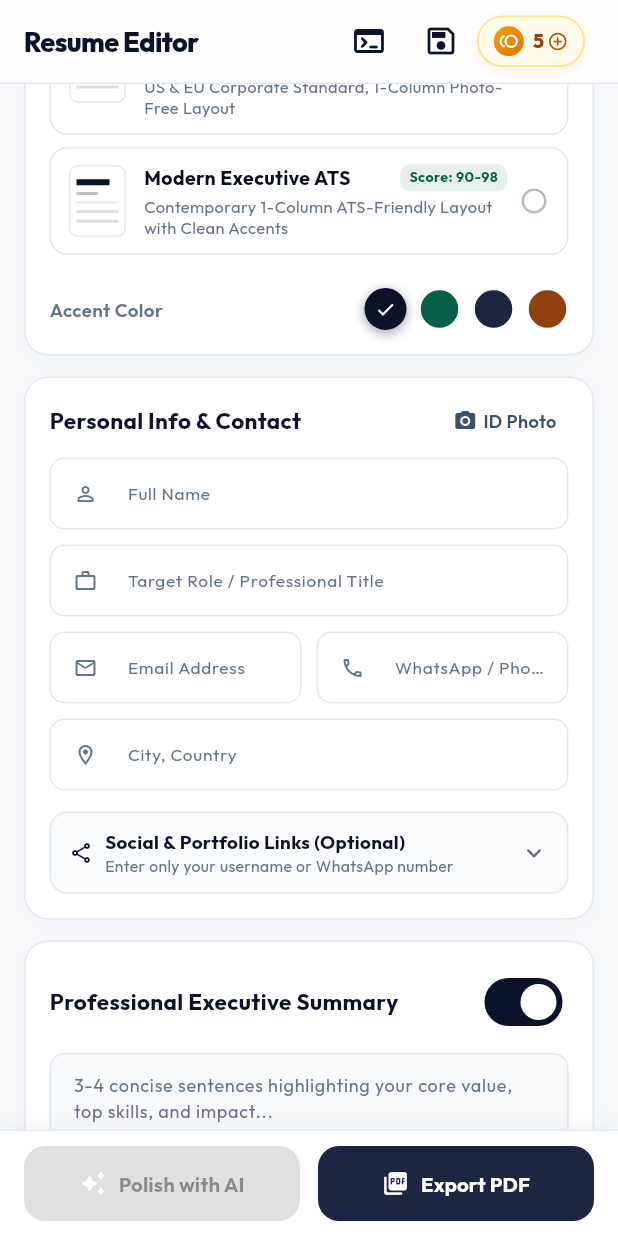
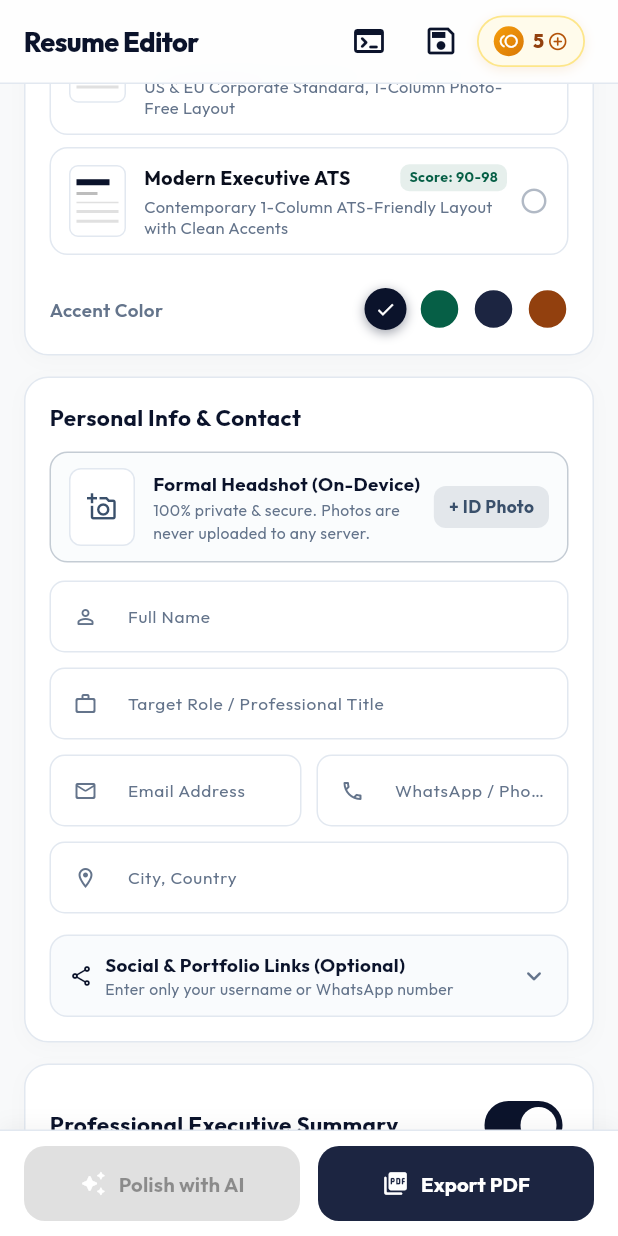
Before and after one commit to deniadamsf/resumer, a Flutter app: the CvEditorScreen screen opened directly, scrolled down 576 dp, on a phone screen of 412 x 824 dp. Run offline on Flutter 3.47's test engine with Material 3 defaults, Android fonts, the phone set to English and light mode, and no system bars; our stand-ins replace flutter_native_splash, google_fonts, google_mobile_ads, google_sign_in, image_picker, in_app_purchase and 4 more; accounts and stored records are empty; network calls fail.

Commit message:
fix: coin balance reset bug & photo UI upgrade (v1.0.9+10)
- Fix critical coin reset: remove forced 1000-coin clamp in CoinController.getBalance()
- Fix mobile coin reset: make checkDeveloperGrant strictly one-time only
- Remove redundant checkDeveloperGrant call from refreshBalance()
- Add photo pre-validation and stale path cleanup in CvProfileManager
- Redesign photo upload UI with prominent empty/preview/disabled states
- Add photo_disabled_template_hint translations (id/en)
- Bump version to 1.0.9+10

```diff
--- a/mobile/assets/lang/en_US.json
+++ b/mobile/assets/lang/en_US.json
@@ -193,6 +193,7 @@
     "add_bullet_point": "Add Achievement Point",
     "photo_saved_locally": "Photo Stored (Locally on Device)",
     "photo_secure_badge": "0 Byte Server Load • Secure & Private",
+    "photo_disabled_template_hint": "This template (Western Strict ATS) intentionally omits photos per US/UK international standards.",
     "delete_photo_tooltip": "Remove Photo",
     "profile_saved_snack": "Profile saved successfully",
     "add_hobby_tooltip": "Add Hobby",
--- a/mobile/assets/lang/id_ID.json
+++ b/mobile/assets/lang/id_ID.json
@@ -193,6 +193,7 @@
     "add_bullet_point": "Tambah Poin Capaian",
     "photo_saved_locally": "Pas Foto Tersimpan (Lokal HP)",
     "photo_secure_badge": "0 Byte Server Load • Aman & Privat",
+    "photo_disabled_template_hint": "Template ini (Western Strict ATS) sengaja tidak menggunakan pas foto sesuai standar internasional US/UK.",
     "delete_photo_tooltip": "Hapus Foto",
     "profile_saved_snack": "Profil berhasil disimpan",
     "add_hobby_tooltip": "Tambah Hobi",
--- a/mobile/lib/features/cv_editor/widgets/personal_info_section.dart
+++ b/mobile/lib/features/cv_editor/widgets/personal_info_section.dart
@@ -71,6 +71,16 @@ class _PersonalInfoSectionState extends State<PersonalInfoSection> {
     } catch (_) {}
   }
 
+  bool get _hasValidPhoto {
+    final path = widget.localPhotoPath;
+    if (path == null || path.isEmpty) return false;
+    try {
+      return File(path).existsSync();
+    } catch (_) {
+      return false;
+    }
+  }
+
   @override
   Widget build(BuildContext context) {
     return Container(
@@ -106,14 +116,20 @@ class _PersonalInfoSectionState extends State<PersonalInfoSection> {
                 ),
               ),
               const SizedBox(width: 8),
-              if (widget.showPhotoOption) _buildPhotoPickerBtn(context),
+              if (widget.showPhotoOption && _hasValidPhoto) _buildPhotoPickerBtn(context),
             ],
           ),
-          if (widget.showPhotoOption && widget.localPhotoPath != null) ...[
           const SizedBox(height: 12),
-            _buildPhotoPreview(context),
+          if (widget.showPhotoOption) ...[
+            if (_hasValidPhoto)
+              _buildPhotoPreview(context)
+            else
+              _buildPhotoEmptyState(context),
+            const SizedBox(height: 12),
+          ] else ...[
+            _buildNoPhotoNotice(),
+            const SizedBox(height: 12),
           ],
-          const SizedBox(height: 12),
           _buildField('form.full_name'.tr, widget.nameController, Icons.person_outline_rounded),
           const SizedBox(height: 10),
           _buildField('form.professional_title'.tr, widget.titleController, Icons.work_outline_rounded),
@@ -252,11 +268,12 @@ class _PersonalInfoSectionState extends State<PersonalInfoSection> {
       child: Padding(
         padding: const EdgeInsets.symmetric(horizontal: 8, vertical: 4),
         child: Row(
+          mainAxisSize: MainAxisSize.min,
           children: [
-            const Icon(Icons.camera_alt_rounded, size: 16, color: AppColors.accentSteel),
+            const Icon(Icons.camera_alt_rounded, size: 15, color: AppColors.accentSteel),
             const SizedBox(width: 4),
             Text(
-              widget.localPhotoPath != null ? 'form.photo_change'.tr : 'form.photo_btn'.tr,
+              'form.photo_change'.tr,
               style: GoogleFonts.outfit(
                 fontSize: 12,
                 fontWeight: FontWeight.w600,
@@ -269,15 +286,109 @@ class _PersonalInfoSectionState extends State<PersonalInfoSection> {
     );
   }
 
+  Widget _buildPhotoEmptyState(BuildContext context) {
+    return InkWell(
+      onTap: () => _pickPhoto(context),
+      borderRadius: BorderRadius.circular(12),
+      child: Container(
+        padding: const EdgeInsets.symmetric(horizontal: 12, vertical: 10),
+        decoration: BoxDecoration(
+          color: AppColors.subtleSlateTint.withValues(alpha: 0.35),
+          borderRadius: BorderRadius.circular(12),
+          border: Border.all(
+            color: AppColors.accentSteel.withValues(alpha: 0.28),
+            width: 1,
+          ),
+        ),
+        child: Row(
+          children: [
+            Container(
+              width: 44,
+              height: 52,
+              decoration: BoxDecoration(
+                color: Colors.white,
+                borderRadius: BorderRadius.circular(8),
+                border: Border.all(color: AppColors.borderHairline),
+              ),
+              child: const Icon(
+                Icons.add_a_photo_outlined,
+                size: 20,
+                color: AppColors.accentSteel,
+              ),
+            ),
+            const SizedBox(width: 12),
+            Expanded(
+              child: Column(
+                crossAxisAlignment: CrossAxisAlignment.start,
+                children: [
+                  Text(
+                    'form.photo_label'.tr,
+                    style: GoogleFonts.outfit(
+                      fontSize: 12.5,
+                      fontWeight: FontWeight.w700,
+                      color: AppColors.midnightNavy,
+                    ),
+                  ),
+                  const SizedBox(height: 2),
+                  Text(
+                    'form.photo_notice'.tr,
+                    style: GoogleFonts.outfit(
+                      fontSize: 10.5,
+                      color: AppColors.textSecondary,
+                    ),
+                  ),
+                ],
+              ),
+            ),
+            const SizedBox(width: 8),
+            Container(
+              padding: const EdgeInsets.symmetric(horizontal: 10, vertical: 6),
+              decoration: BoxDecoration(
+                color: AppColors.accentSteel.withValues(alpha: 0.12),
+                borderRadius: BorderRadius.circular(8),
+              ),
+              child: Text(
+                '+ ${'form.photo_btn'.tr}',
+                style: GoogleFonts.outfit(
+                  fontSize: 11.5,
+                  fontWeight: FontWeight.w700,
+                  color: AppColors.accentSteel,
+                ),
+              ),
+            ),
+          ],
+        ),
+      ),
+    );
+  }
+
   Widget _buildPhotoPreview(BuildContext context) {
     final file = File(widget.localPhotoPath!);
-    return Row(
+    return Container(
+      padding: const EdgeInsets.all(10),
+      decoration: BoxDecoration(
+        color: AppColors.subtleSlateTint.withValues(alpha: 0.35),
+        borderRadius: BorderRadius.circular(12),
+        border: Border.all(color: AppColors.borderHairline),
+      ),
+      child: Row(
         children: [
           ClipRRect(
             borderRadius: BorderRadius.circular(8),
             child: file.existsSync()
-              ? Image.file(file, key: ValueKey(widget.localPhotoPath), width: 44, height: 54, fit: BoxFit.cover)
-              : Container(width: 44, height: 54, color: AppColors.subtleSlateTint),
+                ? Image.file(
+                    file,
+                    key: ValueKey(widget.localPhotoPath),
+                    width: 44,
+                    height: 54,
+                    fit: BoxFit.cover,
+                  )
+                : Container(
+                    width: 44,
+                    height: 54,
+                    color: AppColors.subtleSlateTint,
+                    child: const Icon(Icons.broken_image_rounded, size: 20, color: AppColors.textSecondary),
+                  ),
           ),
           const SizedBox(width: 10),
           Expanded(
@@ -286,21 +397,83 @@ class _PersonalInfoSectionState extends State<PersonalInfoSection> {
               children: [
                 Text(
                   'form.photo_saved_locally'.tr,
-                style: GoogleFonts.outfit(fontSize: 12, fontWeight: FontWeight.w600),
+                  style: GoogleFonts.outfit(
+                    fontSize: 12.5,
+                    fontWeight: FontWeight.w700,
+                    color: AppColors.midnightNavy,
                   ),
+                ),
+                const SizedBox(height: 2),
                 Text(
                   'form.photo_secure_badge'.tr,
-                style: GoogleFonts.outfit(fontSize: 10, color: AppColors.forestPine),
+                  style: GoogleFonts.outfit(
+                    fontSize: 10.5,
+                    fontWeight: FontWeight.w500,
+                    color: AppColors.forestPine,
+                  ),
                 ),
               ],
             ),
           ),
+          InkWell(
+            onTap: () => _pickPhoto(context),
+            borderRadius: BorderRadius.circular(8),
+            child: Padding(
+              padding: const EdgeInsets.symmetric(horizontal: 8, vertical: 6),
+              child: Row(
+                mainAxisSize: MainAxisSize.min,
+                children: [
+                  const Icon(Icons.refresh_rounded, size: 14, color: AppColors.accentSteel),
+                  const SizedBox(width: 4),
+                  Text(
+                    'form.photo_change'.tr,
+                    style: GoogleFonts.outfit(
+                      fontSize: 11,
+                      fontWeight: FontWeight.w600,
+                      color: AppColors.accentSteel,
+                    ),
+                  ),
+                ],
+              ),
+            ),
+          ),
           IconButton(
             onPressed: () => widget.onPhotoChanged(null),
-          icon: const Icon(Icons.close_rounded, size: 16, color: AppColors.crimsonBordeaux),
+            icon: const Icon(Icons.close_rounded, size: 18, color: AppColors.crimsonBordeaux),
             tooltip: 'form.delete_photo_tooltip'.tr,
           ),
         ],
+      ),
+    );
+  }
+
+  Widget _buildNoPhotoNotice() {
+    return Container(
+      padding: const EdgeInsets.symmetric(horizontal: 12, vertical: 8),
+      decoration: BoxDecoration(
+        color: AppColors.subtleSlateTint.withValues(alpha: 0.3),
+        borderRadius: BorderRadius.circular(10),
+        border: Border.all(color: AppColors.borderHairline),
+      ),
+      child: Row(
+        children: [
+          const Icon(
+            Icons.info_outline_rounded,
+            size: 16,
+            color: AppColors.textSecondary,
+          ),
+          const SizedBox(width: 8),
+          Expanded(
+            child: Text(
+              'form.photo_disabled_template_hint'.tr,
+              style: GoogleFonts.outfit(
+                fontSize: 11,
+                color: AppColors.textSecondary,
+              ),
+            ),
+          ),
+        ],
+      ),
     );
   }
 
--- a/mobile/pubspec.yaml
+++ b/mobile/pubspec.yaml
@@ -2,7 +2,7 @@ name: resumer
 description: "Resumer - AI ATS CV Maker, Score Checker & Job Matcher"
 publish_to: 'none'
 
-version: 1.0.8+9
+version: 1.0.9+10
 
 environment:
   sdk: ^3.12.2
```
Also changed, not shown: mobile/lib/core/services/coin_service.dart (+8 -7 lines), mobile/lib/features/cv_editor/services/cv_profile_manager.dart (+9 -0 lines), 1 other file. Lines whose indentation alone changed are shown as unchanged.
